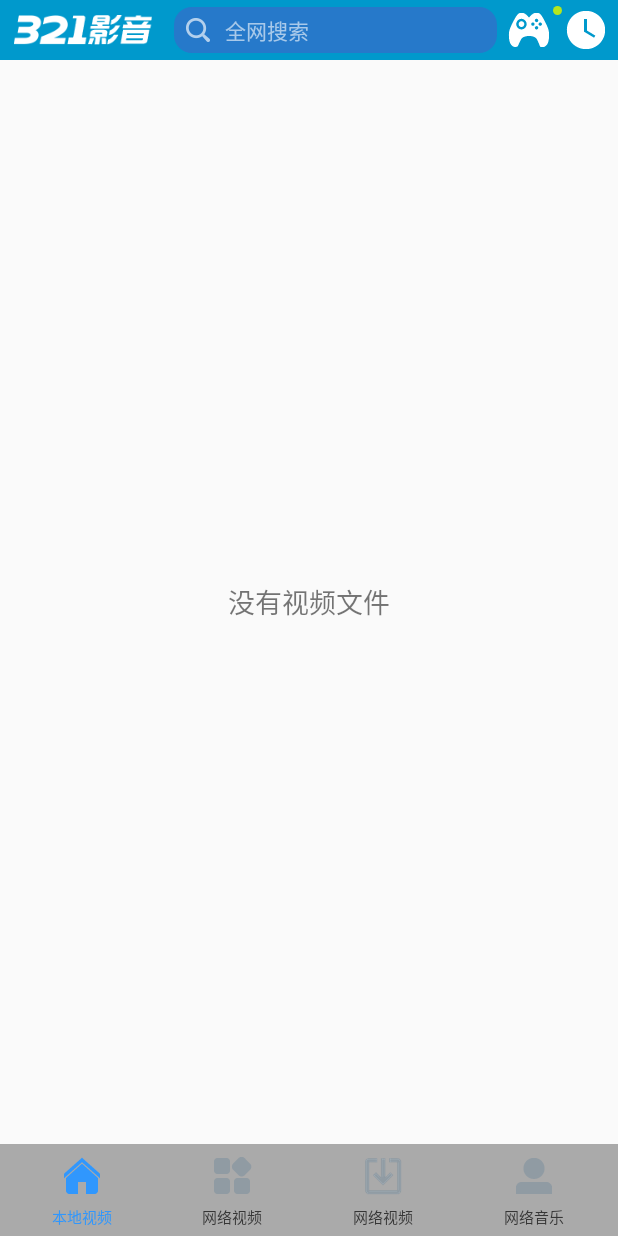
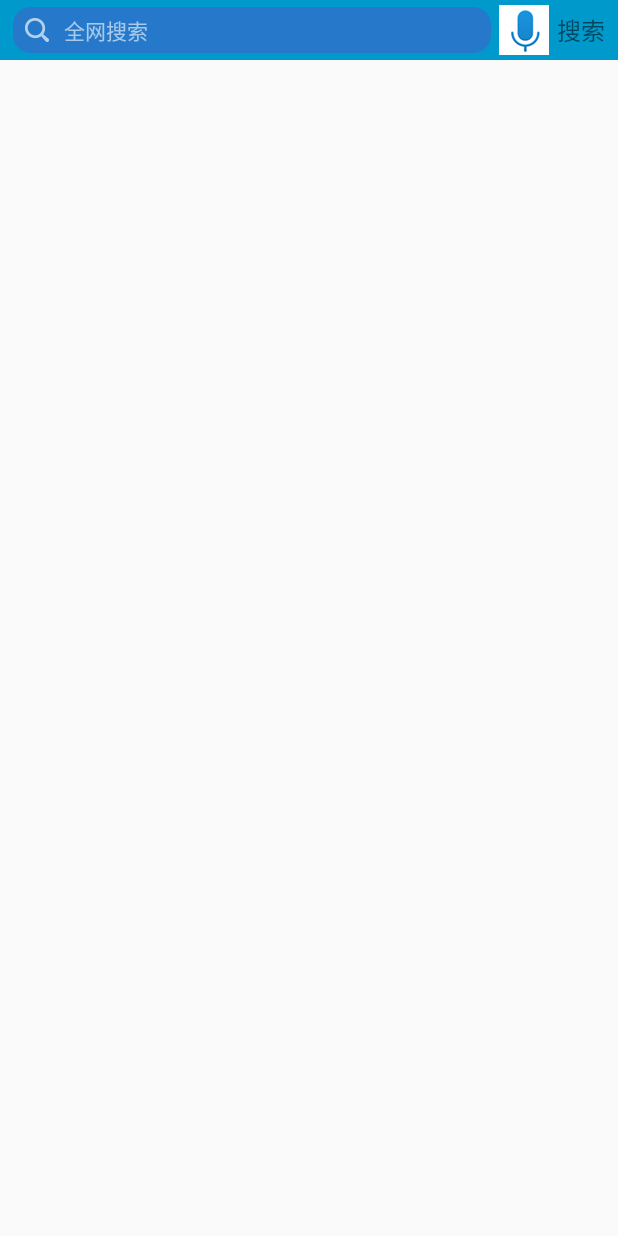
Before and after one commit to chenxiaozong/MobileMediaPlayer, an Android app: the screen it shows after launch (MainActivity before the commit, SearchActivity after it), after a tap on "全网搜索", on a phone screen of 412 x 824 dp. Run offline under Robolectric (Android 15) with nearby library versions, the phone set to English and light mode, and no system bars; libraries missing offline, so code that uses them is left out: io.vov.vitamio.

```diff
--- a/app/src/main/AndroidManifest.xml
+++ b/app/src/main/AndroidManifest.xml
@@ -104,6 +104,8 @@
             </intent-filter>
         </service>
 
+
+        <activity android:name=".view.SearchActivity"/>
     </application>
 
 </manifest>
--- /dev/null
+++ b/app/src/main/java/com/example/chen/mobilemediaplayer/view/SearchActivity.java
@@ -0,0 +1,84 @@
+package com.example.chen.mobilemediaplayer.view;
+
+import android.app.Activity;
+import android.os.Bundle;
+import android.support.annotation.Nullable;
+import android.view.View;
+import android.widget.ImageView;
+import android.widget.ListView;
+import android.widget.ProgressBar;
+import android.widget.TextView;
+import android.widget.Toast;
+
+import com.example.chen.mobilemediaplayer.R;
+
+/**
+ * Created by chen on 2017/3/15.
+ * 搜索页面:activity
+ */
+
+public  class SearchActivity extends Activity {
+
+    @Override
+    protected void onCreate(@Nullable Bundle savedInstanceState) {
+        super.onCreate(savedInstanceState);
+        setContentView(R.layout.activity_searcher);
+        findViews();
+
+
+        TitlebarOnClickListener titlebarOnClickListener = new TitlebarOnClickListener();
+
+        //2. 设置点击事件
+        tvTitleSearch.setOnClickListener(titlebarOnClickListener);
+        ivTitleVoiceSearch.setOnClickListener(titlebarOnClickListener);
+
+    }
+
+class TitlebarOnClickListener implements View.OnClickListener {
+
+    @Override
+    public void onClick(View v) {
+
+        if(v==tvTitleSearch) {
+            Toast.makeText(SearchActivity.this, "文本搜索", Toast.LENGTH_SHORT).show();
+
+        }else if(v==ivTitleVoiceSearch) {
+            Toast.makeText(SearchActivity.this, "语音搜索", Toast.LENGTH_SHORT).show();
+
+        }
+
+/*        switch (v.getId()){
+            case R.id.tv_title_search:
+                break;
+            case R.id.iv_title_voice_search:
+                break;
+
+        }*/
+
+    }
+}
+    /**
+     * 实例化视图
+     */
+
+    private TextView tvTitleSearch;
+    private ImageView ivTitleVoiceSearch;
+    private ListView lvSearchResultList;
+    private ProgressBar pbSearchProgress;
+    private TextView tvSearchNoContent;
+
+    /**
+     * Find the Views in the layout<br />
+     * <br />
+     * Auto-created on 2017-03-15 20:52:11 by Android Layout Finder
+     * (http://www.buzzingandroid.com/tools/android-layout-finder)
+     */
+    private void findViews() {
+        tvTitleSearch = (TextView)findViewById( R.id.tv_title_search );
+        ivTitleVoiceSearch = (ImageView)findViewById( R.id.iv_title_voice_search );
+        lvSearchResultList = (ListView)findViewById( R.id.lv_search_result_list );
+        pbSearchProgress = (ProgressBar)findViewById( R.id.pb_search_progress );
+        tvSearchNoContent = (TextView)findViewById( R.id.tv_search_no_content );
+    }
+
+}
--- a/app/src/main/java/com/example/chen/mobilemediaplayer/view/TitleBar.java
+++ b/app/src/main/java/com/example/chen/mobilemediaplayer/view/TitleBar.java
@@ -1,6 +1,7 @@
 package com.example.chen.mobilemediaplayer.view;
 
 import android.content.Context;
+import android.content.Intent;
 import android.util.AttributeSet;
 import android.util.Log;
 import android.view.View;
@@ -82,13 +83,17 @@ public class TitleBar extends LinearLayout implements View.OnClickListener {
         switch (v.getId()){
             case R.id.tv_title:
                 Toast.makeText(context, "搜索", Toast.LENGTH_SHORT).show();
-                Log.d("TitleBar", "搜索");
+
+                Intent intent = new Intent(context,SearchActivity.class);
+                context.startActivity(intent);
+
+
             break;
             case R.id.rl_title_game:
-                Log.d("TitleBar", "游戏");
+                Toast.makeText(context, "游戏", Toast.LENGTH_SHORT).show();
             break;
             case R.id.iv_title_record:
-                Log.d("TitleBar", "记录");
+                Toast.makeText(context, "记录", Toast.LENGTH_SHORT).show();
             break;
         }
     }
--- /dev/null
+++ b/app/src/main/res/layout/activity_searcher.xml
@@ -0,0 +1,78 @@
+<?xml version="1.0" encoding="utf-8"?>
+<LinearLayout xmlns:android="http://schemas.android.com/apk/res/android"
+    android:orientation="vertical" android:layout_width="match_parent"
+
+    android:layout_height="match_parent">
+
+    <LinearLayout
+        android:gravity="center"
+        android:padding="3dp"
+        android:background="@android:color/holo_blue_dark"
+        android:layout_width="match_parent"
+        android:layout_height="wrap_content">
+
+
+    <!--搜素-->
+    <TextView
+        android:id="@+id/tv_title_search"
+        android:layout_marginLeft="5dp"
+        android:text="全网搜索"
+        android:textSize="14sp"
+        android:textColor="@drawable/tv_drawable_textcolor_selector"
+        android:drawableLeft="@drawable/tv_drawable_seacher_selector"
+        android:background="@drawable/tv_drawable_background_selector"
+
+
+        android:drawablePadding="10dp"
+        android:clickable="true"
+
+        android:layout_weight="1"
+        android:layout_width="0dp"
+        android:layout_height="wrap_content" />
+        <ImageView
+            android:id="@+id/iv_title_voice_search"
+            android:layout_marginLeft="5dp"
+            android:src="@drawable/voice_empty"
+            android:layout_width="wrap_content"
+            android:layout_height="wrap_content" />
+        <TextView
+
+            android:text="搜索"
+            android:layout_gravity="center"
+            android:textSize="16sp"
+            android:layout_marginRight="5dp"
+            android:layout_marginLeft="5dp"
+            android:layout_width="wrap_content"
+            android:layout_height="wrap_content" />
+
+    </LinearLayout>
+    <RelativeLayout
+        android:layout_width="match_parent"
+        android:layout_height="match_parent">
+        <ListView
+            android:id="@+id/lv_search_result_list"
+            android:layout_width="match_parent"
+            android:layout_height="wrap_content">
+
+        </ListView>
+        <ProgressBar
+            android:id="@+id/pb_search_progress"
+
+            android:layout_centerInParent="true"
+            android:visibility="gone"
+            android:layout_width="wrap_content"
+            android:layout_height="wrap_content" />
+
+        <TextView
+            android:id="@+id/tv_search_no_content"
+
+            android:visibility="gone"
+            android:text="没有要搜索的内容"
+            android:textSize="18sp"
+            android:layout_centerInParent="true"
+            android:layout_width="wrap_content"
+            android:layout_height="wrap_content" />
+
+    </RelativeLayout>
+
+</LinearLayout>
--- a/build.gradle
+++ b/build.gradle
@@ -5,7 +5,7 @@ buildscript {
         jcenter()
     }
     dependencies {
-        classpath 'com.android.tools.build:gradle:2.3.0'
+        classpath 'com.android.tools.build:gradle:2.3.1'
 
         // NOTE: Do not place your application dependencies here; they belong
         // in the individual module build.gradle files
```
Also changed, not shown: app/src/main/res/drawable-hdpi/voice_empty.png (added), test/build.gradle (line endings or trailing spaces), 83 other files.
